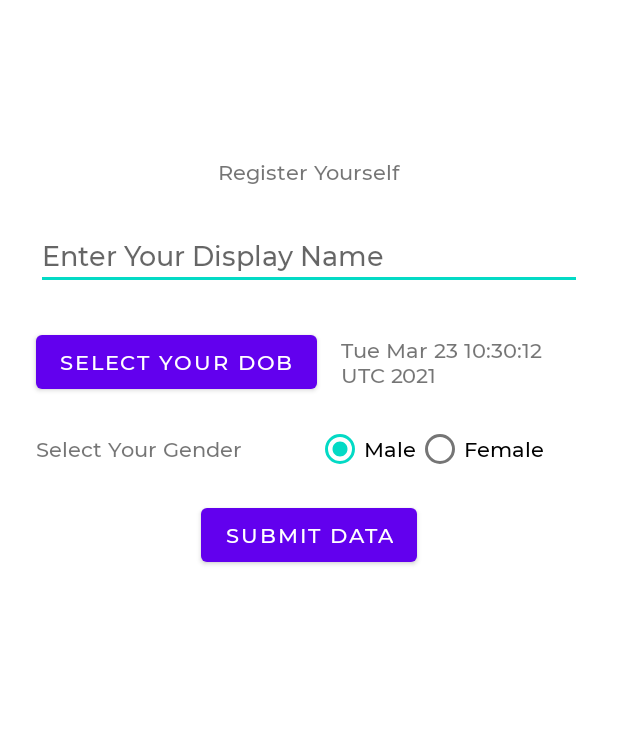
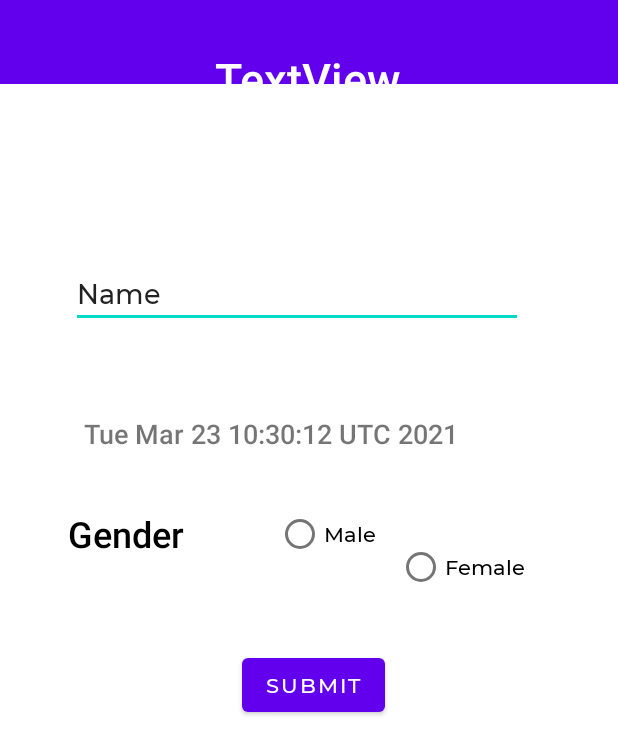
Before and after one commit to NamnendraGupta/SWE-Project_IIT2019154, an Android app: the RegisterActivity screen opened directly, with no data from a screen before it, on a phone screen of 412 x 824 dp. Shown: the top 755 px of the screen. Run offline under Robolectric (Android 15) with nearby library versions, the phone set to English and light mode, and no system bars.

Commit message:
Designed the screen

```diff
--- a/app/src/main/res/layout/activity_login.xml
+++ b/app/src/main/res/layout/activity_login.xml
@@ -13,8 +13,10 @@
         android:text="Login"
         app:layout_constraintBottom_toBottomOf="parent"
         app:layout_constraintEnd_toEndOf="parent"
+        app:layout_constraintHorizontal_bias="0.498"
         app:layout_constraintStart_toStartOf="parent"
-        app:layout_constraintTop_toTopOf="parent" />
+        app:layout_constraintTop_toTopOf="parent"
+        app:layout_constraintVertical_bias="0.436" />
 
     <TextView
         android:id="@+id/textView2"
--- a/app/src/main/res/layout/activity_register.xml
+++ b/app/src/main/res/layout/activity_register.xml
@@ -6,71 +6,84 @@
     android:layout_height="match_parent"
     tools:context=".activities.RegisterActivity">
 
+
+    <androidx.appcompat.widget.Toolbar
+        android:id="@+id/toolbar5"
+        android:layout_width="match_parent"
+        android:layout_height="wrap_content"
+        android:layout_marginBottom="729dp"
+        android:background="?attr/colorPrimary"
+        android:minHeight="?attr/actionBarSize"
+        android:theme="?attr/actionBarTheme"
+        app:layout_constraintBottom_toBottomOf="parent"
+        app:layout_constraintEnd_toEndOf="parent"
+        app:layout_constraintHorizontal_bias="0.0"
+        app:layout_constraintStart_toStartOf="parent"
+        app:layout_constraintTop_toTopOf="parent"
+        app:layout_constraintVertical_bias="0.0" />
+
     <TextView
-        android:id="@+id/textView3"
+        android:id="@+id/textView4"
         android:layout_width="wrap_content"
         android:layout_height="wrap_content"
-        android:text="Register Yourself"
+        android:layout_marginTop="16dp"
+        android:layout_marginBottom="736dp"
+        android:fontFamily="sans-serif-medium"
+        android:text="TextView"
+        android:textColor="@color/white"
+        android:textSize="30sp"
+        app:layout_constraintBottom_toBottomOf="parent"
+        app:layout_constraintEnd_toEndOf="@+id/toolbar5"
+        app:layout_constraintHorizontal_bias="0.497"
+        app:layout_constraintStart_toStartOf="parent"
+        app:layout_constraintTop_toTopOf="@+id/toolbar5"
+        tools:text="Registration" />
+
+    <EditText
+        android:id="@+id/etName"
+        android:layout_width="301dp"
+        android:layout_height="45dp"
+        android:layout_marginTop="117dp"
+        android:layout_marginEnd="16dp"
+        android:layout_marginBottom="567dp"
+        android:ems="10"
+        android:inputType="textPersonName"
+        android:text="Name"
         app:layout_constraintBottom_toBottomOf="parent"
         app:layout_constraintEnd_toEndOf="parent"
         app:layout_constraintStart_toStartOf="parent"
-        app:layout_constraintTop_toTopOf="parent"
-        app:layout_constraintVertical_bias="0.13" />
-
-    <EditText
-        android:id="@+id/etName"
-        android:layout_width="0dp"
-        android:layout_height="wrap_content"
-        android:layout_marginStart="24dp"
-        android:layout_marginTop="24dp"
-        android:layout_marginEnd="24dp"
-        android:ems="10"
-        android:hint="Enter Your Display Name"
-        android:inputType="textPersonName"
-        app:layout_constraintEnd_toEndOf="parent"
-        app:layout_constraintHorizontal_bias="1.0"
-        app:layout_constraintStart_toStartOf="parent"
-        app:layout_constraintTop_toBottomOf="@+id/textView3" />
-
-    <Button
-        android:id="@+id/btnSubmit"
-        android:layout_width="wrap_content"
-        android:layout_height="wrap_content"
-        android:layout_marginTop="24dp"
-        android:text="Submit Data"
-        app:layout_constraintEnd_toEndOf="parent"
-        app:layout_constraintStart_toStartOf="parent"
-        app:layout_constraintTop_toBottomOf="@+id/textView4" />
+        app:layout_constraintTop_toBottomOf="@+id/toolbar5"
+        app:layout_constraintVertical_bias="0.0" />
 
     <Button
         android:id="@+id/btnSelectDOB"
         android:layout_width="wrap_content"
         android:layout_height="wrap_content"
-        android:layout_marginTop="24dp"
+        android:layout_marginStart="32dp"
+        android:layout_marginTop="28dp"
         android:text="Select your DOB"
-        app:layout_constraintStart_toStartOf="@+id/etName"
-        app:layout_constraintTop_toBottomOf="@+id/etName" />
+        app:layout_constraintBottom_toBottomOf="@+id/tvDisplayDOB"
+        app:layout_constraintEnd_toStartOf="@+id/tvDisplayDOB"
+        app:layout_constraintHorizontal_bias="0.466"
+        app:layout_constraintStart_toStartOf="parent"
+        app:layout_constraintTop_toTopOf="@+id/tvDisplayDOB"
+        app:layout_constraintVertical_bias="0.75" />
 
     <TextView
         android:id="@+id/tvDisplayDOB"
         android:layout_width="0dp"
         android:layout_height="wrap_content"
-        android:layout_marginStart="16dp"
-        android:layout_marginEnd="16dp"
-        android:text="TextView"
-        app:layout_constraintBottom_toBottomOf="@+id/btnSelectDOB"
-        app:layout_constraintEnd_toEndOf="@+id/etName"
+        android:layout_marginStart="24dp"
+        android:layout_marginTop="39dp"
+        android:layout_marginEnd="56dp"
+        android:layout_marginBottom="504dp"
+        android:fontFamily="sans-serif-medium"
+        android:text="DD/MM/YY"
+        android:textSize="18sp"
+        app:layout_constraintBottom_toBottomOf="parent"
+        app:layout_constraintEnd_toEndOf="parent"
         app:layout_constraintStart_toEndOf="@+id/btnSelectDOB"
-        app:layout_constraintTop_toTopOf="@+id/btnSelectDOB" />
-
-    <TextView
-        android:id="@+id/textView4"
-        android:layout_width="wrap_content"
-        android:layout_height="wrap_content"
-        android:layout_marginTop="24dp"
-        android:text="Select Your Gender"
-        app:layout_constraintStart_toStartOf="@+id/btnSelectDOB"
-        app:layout_constraintTop_toBottomOf="@+id/btnSelectDOB" />
+        app:layout_constraintTop_toBottomOf="@+id/etName" />
 
     <RadioGroup
         android:id="@+id/rgGender"
@@ -87,17 +100,68 @@
         app:layout_constraintStart_toEndOf="@+id/textView4"
         app:layout_constraintTop_toTopOf="@+id/textView4">
 
-        <RadioButton
-            android:id="@+id/rbMale"
-            android:layout_width="match_parent"
-            android:layout_height="wrap_content"
-            android:text="Male" />
-
-        <RadioButton
-            android:id="@+id/rbFemale"
-            android:layout_width="match_parent"
-            android:layout_height="wrap_content"
-            android:text="Female" />
     </RadioGroup>
 
+    <RadioButton
+        android:id="@+id/rbFemale"
+        android:layout_width="wrap_content"
+        android:layout_height="wrap_content"
+        android:layout_marginStart="11dp"
+        android:layout_marginTop="43dp"
+        android:layout_marginEnd="60dp"
+        android:layout_marginBottom="413dp"
+        android:text="Female"
+        app:layout_constraintBottom_toBottomOf="parent"
+        app:layout_constraintEnd_toEndOf="parent"
+        app:layout_constraintStart_toEndOf="@+id/rbMale"
+        app:layout_constraintTop_toBottomOf="@+id/tvDisplayDOB" />
+
+    <RadioButton
+        android:id="@+id/rbMale"
+        android:layout_width="wrap_content"
+        android:layout_height="wrap_content"
+        android:layout_marginStart="182dp"
+        android:layout_marginTop="30dp"
+        android:layout_marginBottom="413dp"
+        android:text="Male"
+        app:layout_constraintBottom_toBottomOf="parent"
+        app:layout_constraintEnd_toStartOf="@+id/rbFemale"
+        app:layout_constraintStart_toStartOf="parent"
+        app:layout_constraintTop_toBottomOf="@+id/btnSelectDOB"
+        app:layout_constraintVertical_bias="0.0" />
+
+    <TextView
+        android:id="@+id/textView5"
+        android:layout_width="wrap_content"
+        android:layout_height="wrap_content"
+        android:layout_marginStart="45dp"
+        android:layout_marginTop="37dp"
+        android:layout_marginEnd="41dp"
+        android:layout_marginBottom="422dp"
+        android:fontFamily="sans-serif-medium"
+        android:text="Gender"
+        android:textColor="@color/black"
+        android:textSize="24sp"
+        app:layout_constraintBottom_toBottomOf="parent"
+        app:layout_constraintEnd_toStartOf="@+id/rbMale"
+        app:layout_constraintHorizontal_bias="0.0"
+        app:layout_constraintStart_toStartOf="parent"
+        app:layout_constraintTop_toBottomOf="@+id/btnSelectDOB"
+        app:layout_constraintVertical_bias="0.0" />
+
+    <Button
+        android:id="@+id/btnSubmit"
+        android:layout_width="wrap_content"
+        android:layout_height="wrap_content"
+        android:layout_marginStart="144dp"
+        android:layout_marginTop="37dp"
+        android:layout_marginEnd="155dp"
+        android:layout_marginBottom="328dp"
+        android:text="Submit"
+        app:layout_constraintBottom_toBottomOf="parent"
+        app:layout_constraintEnd_toEndOf="parent"
+        app:layout_constraintHorizontal_bias="1.0"
+        app:layout_constraintStart_toStartOf="parent"
+        app:layout_constraintTop_toBottomOf="@+id/rbMale" />
+
 </androidx.constraintlayout.widget.ConstraintLayout>
--- a/app/src/main/res/layout/activity_splash_screen.xml
+++ b/app/src/main/res/layout/activity_splash_screen.xml
@@ -4,15 +4,36 @@
     xmlns:tools="http://schemas.android.com/tools"
     android:layout_width="match_parent"
     android:layout_height="match_parent"
+    android:background="#433D7C"
     tools:context=".activities.SplashScreenActivity">
+
+    <ImageView
+        android:id="@+id/imageView"
+        android:layout_width="142dp"
+        android:layout_height="150dp"
+        android:layout_marginBottom="32dp"
+        app:layout_constraintBottom_toBottomOf="parent"
+        app:layout_constraintEnd_toEndOf="parent"
+        app:layout_constraintHorizontal_bias="0.498"
+        app:layout_constraintStart_toStartOf="parent"
+        app:layout_constraintTop_toTopOf="parent"
+        app:layout_constraintVertical_bias="0.429"
+        app:srcCompat="@drawable/sharing_logo" />
 
     <TextView
         android:id="@+id/textView"
         android:layout_width="wrap_content"
         android:layout_height="wrap_content"
-        android:text="Welcome to RoboDoc"
+        android:fontFamily="sans-serif"
+        android:text="India's top doctors to guide you to better health every day"
+        android:textAlignment="center"
+        android:textAppearance="@style/TextAppearance.AppCompat.Body1"
+        android:textColor="@color/white"
+        android:textSize="14sp"
         app:layout_constraintBottom_toBottomOf="parent"
         app:layout_constraintEnd_toEndOf="parent"
         app:layout_constraintStart_toStartOf="parent"
-        app:layout_constraintTop_toTopOf="parent" />
+        app:layout_constraintTop_toTopOf="parent"
+        app:layout_constraintVertical_bias="0.515" />
+
 </androidx.constraintlayout.widget.ConstraintLayout>
```
Also changed, not shown: app/src/main/res/drawable-v24/download.png (added), app/src/main/res/drawable-v24/sharing_logo.png (added).
